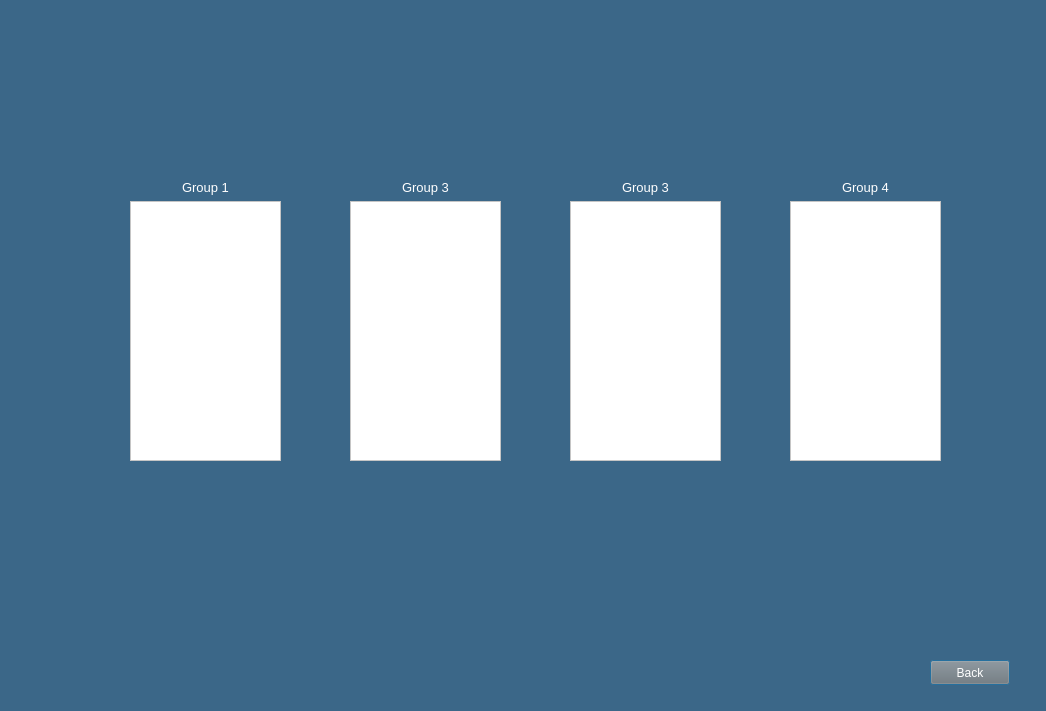
This is group.ui in dndrade/CSC211H_Thamires-Andrade_HonorsProject_Spring2021 as Qt 5 draws it before an edit. The edited form follows.
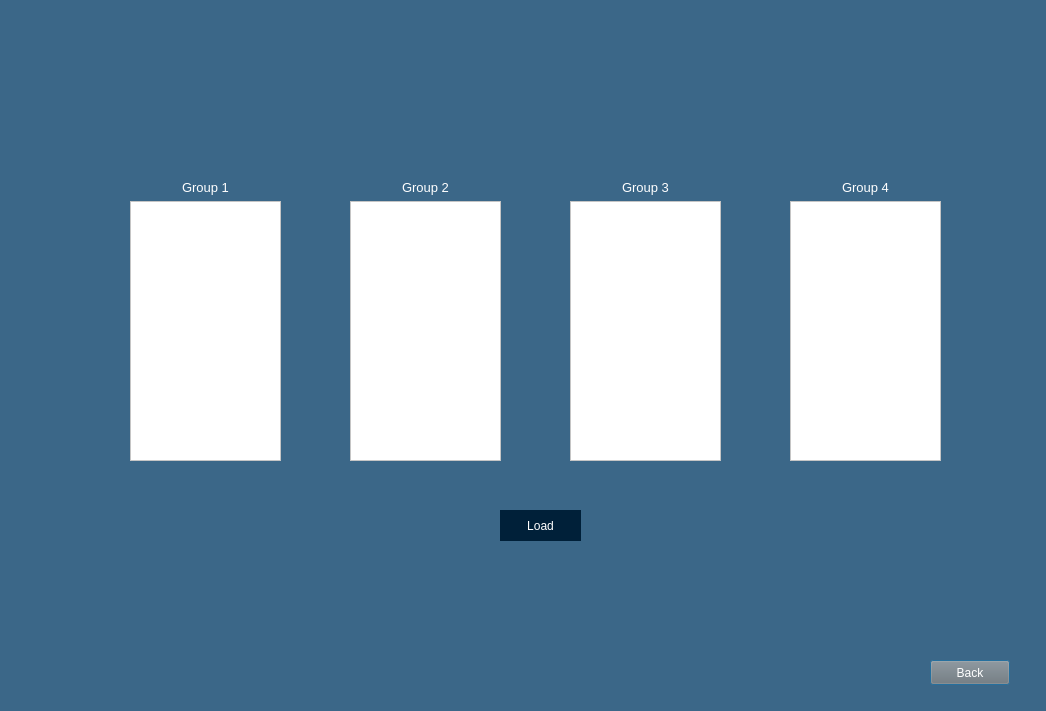
This is the edited form. Icons and pictures are not drawn.

Patch:
```diff
--- a/group.ui
+++ b/group.ui
@@ -74,7 +74,7 @@
        <string notr="true">color: rgb(255, 255, 255);</string>
       </property>
       <property name="text">
-       <string>Group 3</string>
+       <string>Group 2</string>
       </property>
       <property name="alignment">
        <set>Qt::AlignCenter</set>
@@ -181,6 +181,25 @@
     <string>Back</string>
    </property>
   </widget>
+  <widget class="QPushButton" name="load_groupList">
+   <property name="geometry">
+    <rect>
+     <x>500</x>
+     <y>510</y>
+     <width>81</width>
+     <height>31</height>
+    </rect>
+   </property>
+   <property name="styleSheet">
+    <string notr="true">color: rgb(255, 255, 255);
+background-color: rgb(0, 32, 57);
+border: none;
+padding: 5px;</string>
+   </property>
+   <property name="text">
+    <string>Load</string>
+   </property>
+  </widget>
  </widget>
  <resources/>
  <connections/>
```
Left out of the diff: 30 changed lines with no effect on the pictures.
